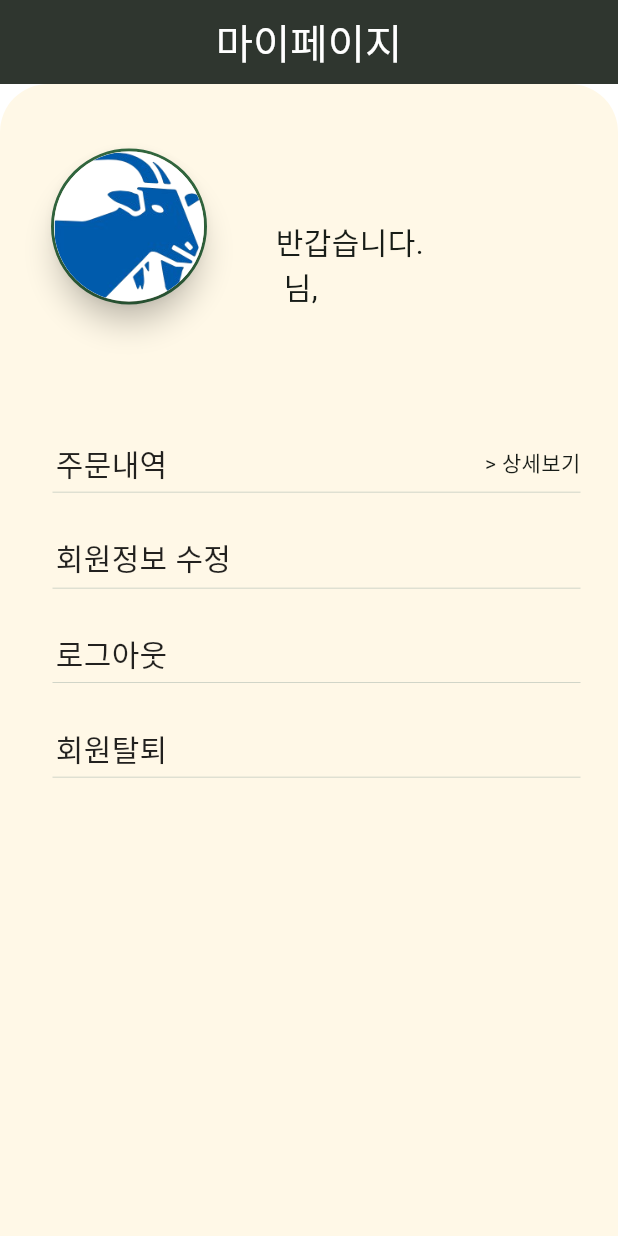
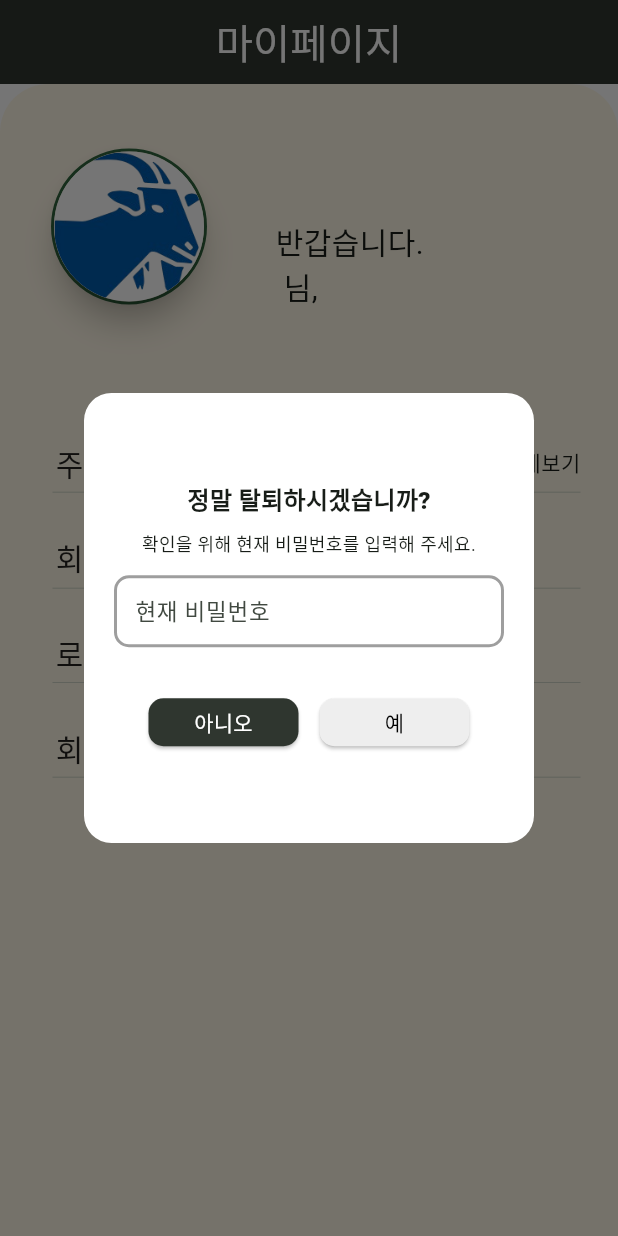
Before and after one commit to ALSDlab/birthday_presents_web_app, a Flutter app: the ProfilePage screen opened directly with empty values, after a tap on "회원탈퇴", on a phone screen of 412 x 824 dp. Run offline on Flutter 3.47's test engine with Material 3 defaults, Android fonts, the phone set to English and light mode, and no system bars; drawn by our look-alikes of avatar_glow; our stand-ins replace badges, bootstrap_icons, cached_network_image, cloud_firestore, connectivity_plus, firebase_auth and 10 more; missing offline and left inert: bootpay, daum_postcode_search, kpostal_web, vitality; accounts and stored records are empty; generated files the repository leaves out were written again; Roboto replaces fonts that are missing (Jalnan, Kopub).

Commit message:
feat: 회원탈퇴 기능 작성중(계정삭제 이후 유저정보 및 프로필이미지 삭제해야 할 것)

```diff
--- a/lib/view/page/profile_page/profile_page.dart
+++ b/lib/view/page/profile_page/profile_page.dart
@@ -1,5 +1,3 @@
-import 'dart:io';
-
 import 'package:avatar_glow/avatar_glow.dart';
 import 'package:firebase_auth/firebase_auth.dart';
 import 'package:flutter/foundation.dart';
@@ -9,6 +7,7 @@ import 'package:go_router/go_router.dart';
 import 'package:image_picker/image_picker.dart';
 import 'package:myk_market_app/utils/gif_progress_bar.dart';
 import 'package:myk_market_app/view/page/profile_page/profile_page_view_model.dart';
+import 'package:myk_market_app/view/page/profile_page/user_withdrawal_page.dart';
 import 'package:myk_market_app/view/widgets/two_answer_dialog.dart';
 import 'package:provider/provider.dart';
 
@@ -278,8 +277,27 @@ class _ProfilePageState extends State<ProfilePage> {
                           height: 10,
                         ),
                         GestureDetector(
-                          onTap: () {
+                          onTap: () async {
                             //TODO: 회원탈퇴 기능 넣기
+                            final withdrawalResult = await showDialog(
+                                context: context,
+                                builder: (context) {
+                                  return const UserWithdrawalPage();
+                                });
+
+                            if (withdrawalResult && context.mounted) {
+                              showDialog(
+                                  context: context,
+                                  builder: (context) {
+                                    return OneAnswerDialog(
+                                        onTap: () {
+                                          GoRouter.of(context).go('/main_page');
+                                        },
+                                        title: '정상적으로 완료되었습니다.',
+                                        firstButton: '확인',
+                                        imagePath: 'assets/gifs/success.gif');
+                                  });
+                            }
                           },
                           child: Padding(
                             padding: const EdgeInsets.only(top: 24, left: 12),
--- /dev/null
+++ b/lib/view/page/profile_page/user_withdrawal_page.dart
@@ -0,0 +1,222 @@
+import 'package:firebase_auth/firebase_auth.dart' as firebase_auth;
+import 'package:flutter/material.dart';
+import 'package:flutter_screenutil/flutter_screenutil.dart';
+
+import '../../../utils/simple_logger.dart';
+
+class UserWithdrawalPage extends StatefulWidget {
+  const UserWithdrawalPage({super.key});
+
+  @override
+  State<UserWithdrawalPage> createState() => _UserWithdrawalPageState();
+}
+
+class _UserWithdrawalPageState extends State<UserWithdrawalPage> {
+  final _passwordController = TextEditingController();
+
+  String? _errorPasswordText;
+  firebase_auth.User? user = firebase_auth.FirebaseAuth.instance.currentUser;
+
+  @override
+  void dispose() {
+    _passwordController.dispose();
+    super.dispose();
+  }
+
+  // 현재 비밀번호 다시 확인
+  Future<bool> _reauthenticateUser(String currentPassword) async {
+    try {
+      if (user == null) {
+        setState(() {
+          _errorPasswordText = '사용자가 인증되지 않았습니다.';
+        });
+        return false;
+      }
+      firebase_auth.AuthCredential credential =
+          firebase_auth.EmailAuthProvider.credential(
+        email: user!.email!,
+        password: currentPassword,
+      );
+      await user!.reauthenticateWithCredential(credential);
+      return true;
+    } catch (e) {
+      setState(() {
+        _errorPasswordText = '현재 비밀번호가 잘못되었습니다.';
+      });
+      return false;
+    }
+  }
+
+  // 회원탈퇴 메서드 작성
+  Future<void> userWithdrawal() async {
+    String currentPassword = _passwordController.text;
+    if (await _reauthenticateUser(currentPassword)) {
+      try {
+        if (user != null) {
+          await user!.delete();
+          //TODO: 회원탈퇴 및 유저정보, 프로필 이미지 삭제 기능 넣기
+        }
+      } catch (e) {
+        logger.info('Error user withdrawal: $e');
+      }
+    }
+  }
+
+  @override
+  Widget build(BuildContext context) {
+    return Dialog(
+      child: Container(
+        decoration: BoxDecoration(
+          borderRadius: BorderRadius.circular(20.r),
+          color: Colors.white,
+        ),
+        width: 300,
+        height: 300,
+        child: Padding(
+          padding: const EdgeInsets.all(16.0),
+          child: Column(
+            mainAxisAlignment: MainAxisAlignment.center,
+            mainAxisSize: MainAxisSize.min,
+            children: [
+              const Text('정말 탈퇴하시겠습니까?',
+                  style: TextStyle(fontWeight: FontWeight.w900, fontSize: 16)),
+              const SizedBox(height: 8),
+              const Text(
+                '확인을 위해 현재 비밀번호를 입력해 주세요.',
+                style: TextStyle(fontSize: 12),
+                textAlign: TextAlign.center,
+                overflow: TextOverflow.visible,
+              ),
+              const SizedBox(height: 8),
+              // 여기에 현재 비밀번호 텍스트 입력
+              Padding(
+                padding: const EdgeInsets.all(4.0),
+                child: Stack(
+                  children: [
+                    TextFormField(
+                      obscureText: true,
+                      controller: _passwordController,
+                      style: const TextStyle(fontSize: 15),
+                      decoration: InputDecoration(
+                        hintText: '현재 비밀번호',
+                        contentPadding: const EdgeInsets.fromLTRB(10, 5, 0, 5),
+                        border: OutlineInputBorder(
+                          borderSide: const BorderSide(
+                            width: 0.1,
+                            color: Colors.white,
+                          ),
+                          borderRadius: BorderRadius.circular(10),
+                        ),
+                        enabledBorder: OutlineInputBorder(
+                          borderSide: BorderSide(
+                            width: 2,
+                            color: (_errorPasswordText == null)
+                                ? Colors.grey
+                                : const Color(0xFFba1a1a),
+                          ),
+                          borderRadius: BorderRadius.circular(10),
+                        ),
+                        focusedBorder: OutlineInputBorder(
+                          borderSide: BorderSide(
+                            width: 2,
+                            color: (_errorPasswordText == null)
+                                ? const Color(0xFF2F362F)
+                                : const Color(0xFFba1a1a),
+                          ),
+                          borderRadius: BorderRadius.circular(10),
+                        ),
+                      ),
+                      onChanged: (value) {
+                        setState(() {
+                          _errorPasswordText =
+                              (value.isEmpty ? '필수항목입니다.' : null);
+                        });
+                      },
+                      // validator: (value) {
+                      //   if (value == null || value.isEmpty) {
+                      //     return '필수항목입니다.';
+                      //   }
+                      //   return null;
+                      // },
+                    ),
+                    if (_errorPasswordText != null)
+                      Positioned(
+                        top: 15,
+                        right: 15,
+                        child: Container(
+                          color: Colors.white,
+                          padding: const EdgeInsets.symmetric(horizontal: 4),
+                          child: Text(
+                            _errorPasswordText!,
+                            style: const TextStyle(
+                                color: Color(0xFFba1a1a), fontSize: 12),
+                          ),
+                        ),
+                      ),
+                  ],
+                ),
+              ),
+
+              const SizedBox(height: 25),
+              Padding(
+                padding: const EdgeInsets.all(5.0),
+                child: Row(
+                  mainAxisAlignment: MainAxisAlignment.center,
+                  children: [
+                    SizedBox(
+                      width: 100,
+                      height: 32,
+                      child: ElevatedButton(
+                          onPressed: () {
+                            Navigator.pop(context);
+                          },
+                          style: OutlinedButton.styleFrom(
+                              shape: const RoundedRectangleBorder(
+                                  borderRadius:
+                                      BorderRadius.all(Radius.circular(10))),
+                              backgroundColor: const Color(0xFF2F362F)),
+                          child: const Text('아니오',
+                              style: TextStyle(
+                                  fontSize: 14, color: Colors.white))),
+                    ),
+                    const SizedBox(width: 14),
+                    SizedBox(
+                      width: 100,
+                      height: 32,
+                      child: ElevatedButton(
+                          onPressed: () async {
+                            setState(() {
+                              _errorPasswordText =
+                                  (_passwordController.text.isEmpty
+                                      ? '필수항목입니다.'
+                                      : _passwordController.text.length < 6
+                                          ? '6자리 이상 입력해주세요.'
+                                          : null);
+                            });
+                            if (_errorPasswordText == null) {
+                              await userWithdrawal();
+                              Navigator.pop(context, true);
+                            }
+                          },
+                          style: OutlinedButton.styleFrom(
+                              // shape: const RoundedRectangleBorder(
+                              //     borderRadius: BorderRadius.zero),
+                              shape: const RoundedRectangleBorder(
+                                  borderRadius:
+                                      BorderRadius.all(Radius.circular(10))),
+                              backgroundColor: Colors.grey.shade200),
+                          child: const Text('예',
+                              style: TextStyle(
+                                  fontSize: 14, color: Colors.black))),
+                    ),
+                    const SizedBox(height: 10),
+                  ],
+                ),
+              ),
+            ],
+          ),
+        ),
+      ),
+    );
+  }
+}
```
Also changed, not shown: lib/view/page/edit_user_info_page/change_password_page.dart (+12 -10 lines).
